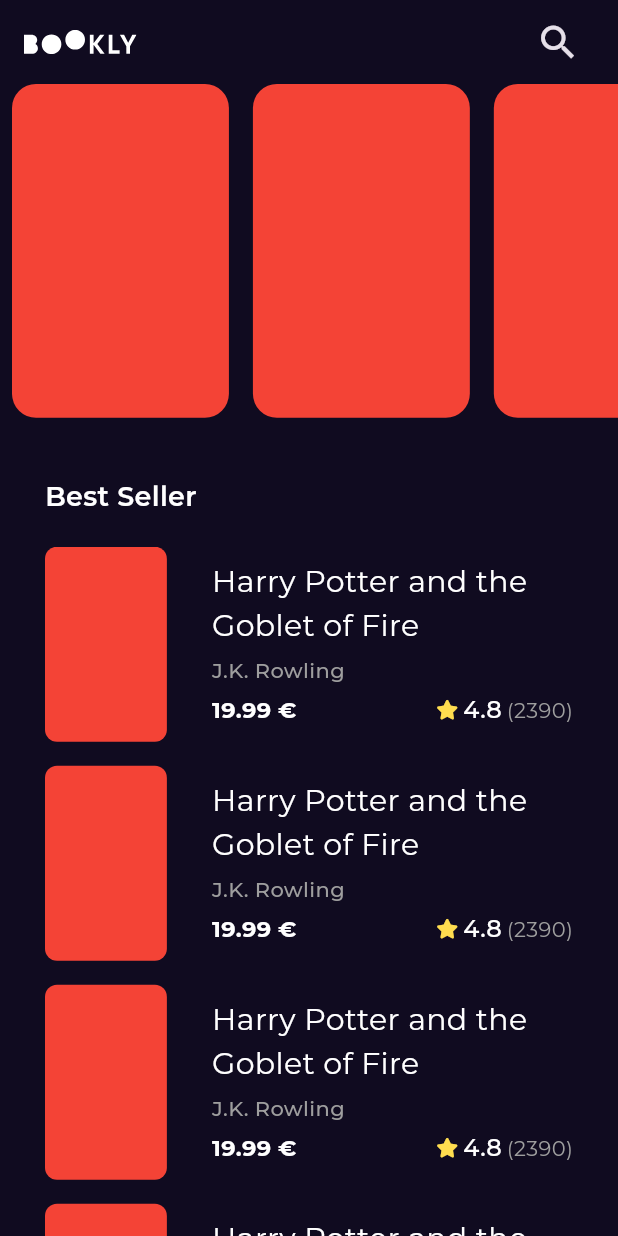
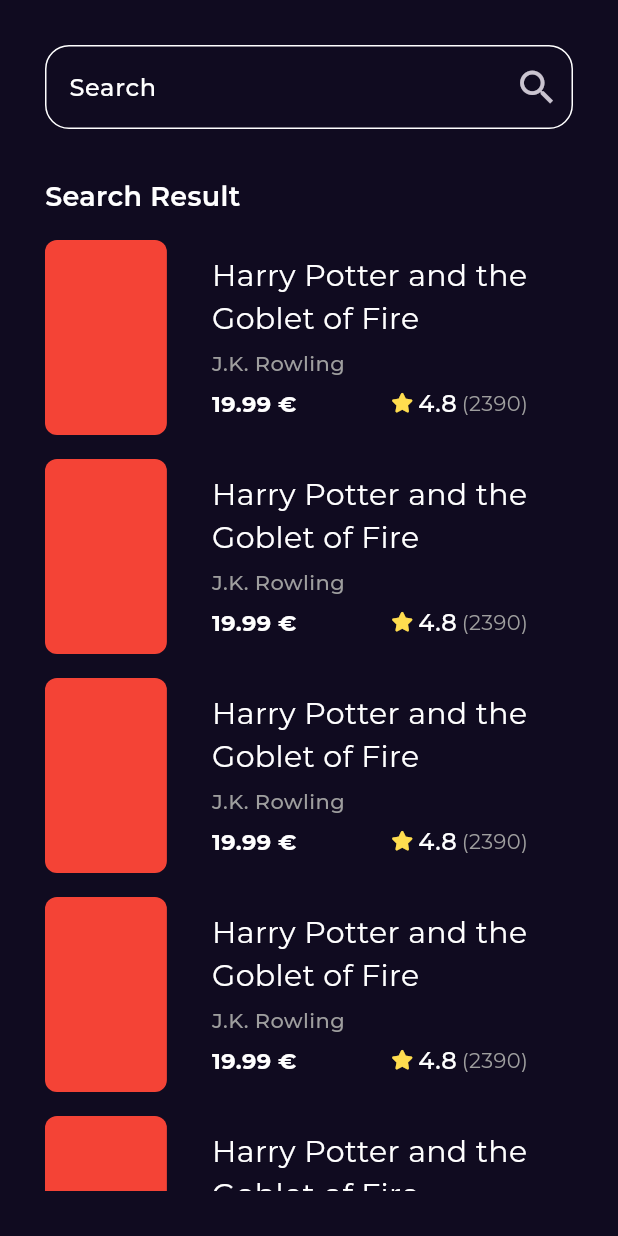
Before and after one commit to MohammadBeta/BooklyApp, a Flutter app: the screen it shows after launch, after a tap on the "search" icon, on a phone screen of 412 x 824 dp. Run offline on Flutter 3.47's test engine with Material 3 defaults, Android fonts, the phone set to English and light mode, and no system bars; our stand-ins replace flutter_svg, font_awesome_flutter, go_router, google_fonts.

Commit message:
add search view, and refactor

```diff
--- a/lib/core/utilis/constants/app_routes.dart
+++ b/lib/core/utilis/constants/app_routes.dart
@@ -1,3 +1,4 @@
+import 'package:bookly_application/featuers/search/presentaion/views/search_view.dart';
 import 'package:go_router/go_router.dart';
 
 import '../../../featuers/home/presentation/views/book_details_view.dart';
@@ -5,8 +6,9 @@
 import '../../../featuers/splash/presentation/views/splash_view.dart';
 
 abstract class AppRoutes {
- static const String homeView = '/homeView';
- static const String bookDetailsView = '/bookDetailsView';
+  static const String homeView = '/homeView';
+  static const String bookDetailsView = '/bookDetailsView';
+  static const String searchView = '/searchView';
   static final router = GoRouter(
     routes: [
       GoRoute(
@@ -17,11 +19,14 @@
         path: homeView,
         builder: (context, state) => const HomeView(),
       ),
-            GoRoute(
+      GoRoute(
         path: bookDetailsView,
         builder: (context, state) => const BookDetailsView(),
       ),
-
+      GoRoute(
+        path: searchView,
+        builder: (context, state) => const SearchView(),
+      ),
     ],
   );
 }
--- /dev/null
+++ b/lib/core/widgets/custom_serach_button.dart
@@ -0,0 +1,15 @@
+import 'package:flutter/material.dart';
+
+class SearchIconButton extends StatelessWidget {
+  const SearchIconButton({super.key, this.onPressed});
+  final void Function()? onPressed;
+  @override
+  Widget build(BuildContext context) {
+    return IconButton(
+        onPressed: onPressed,
+        icon: const Icon(
+          Icons.search,
+          size: 30,
+        ));
+  }
+}
--- /dev/null
+++ b/lib/core/widgets/custom_text_field.dart
@@ -0,0 +1,28 @@
+import 'package:bookly_application/core/utilis/constants/styles.dart';
+import 'package:flutter/material.dart';
+
+import 'custom_serach_button.dart';
+
+class CustomSearchTextField extends StatelessWidget {
+  const CustomSearchTextField({
+    super.key,
+    this.onPressed,
+  });
+  final void Function()? onPressed;
+  @override
+  Widget build(BuildContext context) {
+    return TextField(
+        decoration: InputDecoration(
+            hintText: "Search",
+            hintStyle: AppStyles.styleMedium16,
+            suffixIcon: SearchIconButton(
+              onPressed: onPressed,
+            ),
+            focusedBorder: OutlineInputBorder(
+                borderSide: const BorderSide(color: Colors.white, width: 3),
+                borderRadius: BorderRadius.circular(16)),
+            enabledBorder: OutlineInputBorder(
+                borderSide: const BorderSide(color: Colors.white),
+                borderRadius: BorderRadius.circular(16))));
+  }
+}
--- a/lib/featuers/home/presentation/widgets/book_details_view/book_details_section.dart
+++ b/lib/featuers/home/presentation/widgets/book_details_view/book_details_section.dart
@@ -11,8 +11,9 @@
   Widget build(BuildContext context) {
     return Column(
       children: [
-        SizedBox(
-            width: MediaQuery.sizeOf(context).width * .4,
+        Padding(
+            padding: EdgeInsets.symmetric(
+                horizontal: MediaQuery.sizeOf(context).width * .30),
             child: const CustomBookItem()),
         const SizedBox(
           height: 25,
--- a/lib/featuers/home/presentation/widgets/book_details_view/book_details_view_body.dart
+++ b/lib/featuers/home/presentation/widgets/book_details_view/book_details_view_body.dart
@@ -1,5 +1,6 @@
 import 'package:bookly_application/featuers/home/presentation/widgets/book_details_view/book_details_section.dart';
 import 'package:flutter/material.dart';
+import 'package:flutter/widgets.dart';
 
 import 'similar_book_section.dart';
 
@@ -12,21 +13,27 @@
       padding: const EdgeInsets.symmetric(horizontal: 0).copyWith(top: 20),
       child: const CustomScrollView(
         slivers: [
-          SliverToBoxAdapter(
+          SliverFillRemaining(
+            hasScrollBody: false,
             child: Column(
               children: [
                 BookDetailSection(),
-              ],
+                Expanded(
+                  child: SizedBox(
+                    height: 50,
                   ),
                 ),
-          SliverFillRemaining(
-            hasScrollBody: false,
-            child: Align(
+                Align(
                   alignment: Alignment.bottomLeft,
                   child: Padding(
                     padding: EdgeInsets.only(left: 30),
                     child: SimilarBooksSection(),
                   ),
+                ),
+                SizedBox(
+                  height: 30,
+                ),
+              ],
             ),
           ),
         ],
--- a/lib/featuers/home/presentation/widgets/book_details_view/similar_books_list_view.dart
+++ b/lib/featuers/home/presentation/widgets/book_details_view/similar_books_list_view.dart
@@ -9,7 +9,7 @@
   @override
   Widget build(BuildContext context) {
     return SizedBox(
-      height: MediaQuery.of(context).size.height * .15,
+      height: MediaQuery.of(context).size.height * .2,
       child: ListView.builder(
         scrollDirection: Axis.horizontal,
         itemCount: 10,
--- a/lib/featuers/home/presentation/widgets/home_view/home_appbar.dart
+++ b/lib/featuers/home/presentation/widgets/home_view/home_appbar.dart
@@ -1,5 +1,7 @@
+import 'package:bookly_application/core/utilis/constants/app_routes.dart';
 import 'package:flutter/material.dart';
 import 'package:flutter_svg/flutter_svg.dart';
+import 'package:go_router/go_router.dart';
 
 import '../../../../../core/utilis/constants/app_colors.dart';
 import '../../../../../core/utilis/constants/app_images.dart';
@@ -18,7 +20,9 @@
         children: [
           SvgPicture.asset(AppImages.logo),
           IconButton(
-              onPressed: () {},
+              onPressed: () {
+                GoRouter.of(context).push(AppRoutes.searchView);
+              },
               icon: const Icon(
                 Icons.search,
                 size: 30,
--- /dev/null
+++ b/lib/featuers/search/presentaion/views/search_view.dart
@@ -0,0 +1,14 @@
+import 'package:flutter/material.dart';
+
+import '../widgets/search_view_body.dart';
+
+class SearchView extends StatelessWidget {
+  const SearchView({super.key});
+
+  @override
+  Widget build(BuildContext context) {
+    return const Scaffold(
+      body: SearchViewBody(),
+    );
+  }
+}
--- /dev/null
+++ b/lib/featuers/search/presentaion/widgets/search_view_body.dart
@@ -0,0 +1,37 @@
+import 'package:flutter/material.dart';
+
+import '../../../../core/utilis/constants/styles.dart';
+import '../../../../core/widgets/custom_text_field.dart';
+import 'serach_results_list_view.dart';
+
+class SearchViewBody extends StatelessWidget {
+  const SearchViewBody({super.key});
+
+  @override
+  Widget build(BuildContext context) {
+    return SafeArea(
+      child: Padding(
+        padding: const EdgeInsets.all(30),
+        child: Column(
+          crossAxisAlignment: CrossAxisAlignment.start,
+          children: [
+            CustomSearchTextField(
+              onPressed: () {},
+            ),
+            const SizedBox(
+              height: 32,
+            ),
+            const Text(
+              "Search Result",
+              style: AppStyles.styleSemiBold18,
+            ),
+            const SizedBox(
+              height: 16,
+            ),
+            const Expanded(child: SearchResultListView())
+          ],
+        ),
+      ),
+    );
+  }
+}
--- /dev/null
+++ b/lib/featuers/search/presentaion/widgets/serach_results_list_view.dart
@@ -0,0 +1,27 @@
+import 'package:flutter/material.dart';
+import 'package:go_router/go_router.dart';
+
+import '../../../../core/utilis/constants/app_routes.dart';
+import '../../../home/presentation/widgets/home_view/best_seller/best_seller_list_view_item.dart';
+
+class SearchResultListView extends StatelessWidget {
+  const SearchResultListView({super.key});
+
+  @override
+  Widget build(BuildContext context) {
+    return ListView.builder(
+      itemCount: 5,
+      padding: EdgeInsets.zero,
+      itemBuilder: (context, index) {
+        return Container(
+          margin: const EdgeInsets.only(bottom: 16),
+          child: InkWell(
+              onTap: () {
+                GoRouter.of(context).push(AppRoutes.bookDetailsView);
+              },
+              child: const BestSellerListViewItem()),
+        );
+      },
+    );
+  }
+}
```
Lines whose indentation alone changed are shown as unchanged.
